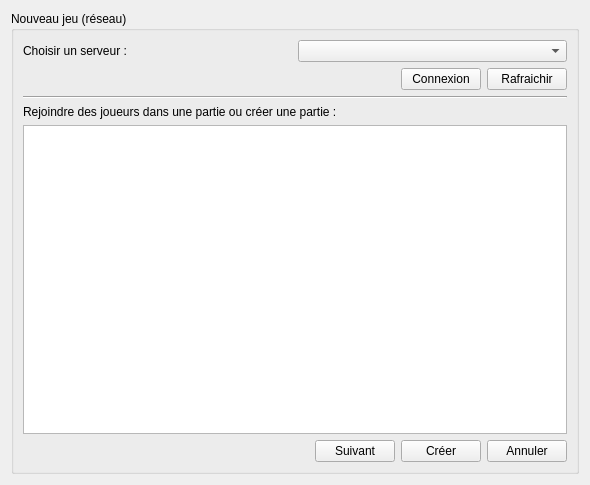
paboccard/Projet_Prog_Jeu, file StreetCar/StreetCar/NewNetworkGame.ui: the form before one commit.
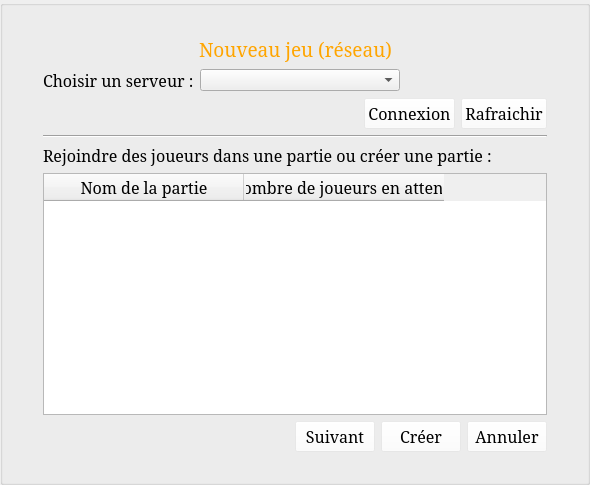
The form after the commit. Icons and pictures are not drawn.

What changed in the file:
```diff
--- a/StreetCar/StreetCar/NewNetworkGame.ui
+++ b/StreetCar/StreetCar/NewNetworkGame.ui
@@ -14,23 +14,132 @@
    <string>Form</string>
   </property>
   <layout class="QHBoxLayout" name="horizontalLayout">
+   <property name="leftMargin">
+    <number>0</number>
+   </property>
+   <property name="topMargin">
+    <number>0</number>
+   </property>
+   <property name="rightMargin">
+    <number>0</number>
+   </property>
+   <property name="bottomMargin">
+    <number>0</number>
+   </property>
    <item>
     <widget class="QGroupBox" name="groupBox">
+     <property name="styleSheet">
+      <string notr="true">#groupBox {
+	border-image: url(:/images/menu_fond);
+}
+
+#label {
+	color: orange;
+}
+
+QPushButton {
+	background-color: rgba(255, 255, 255, 50);
+}</string>
+     </property>
      <property name="title">
-      <string>Nouveau jeu (réseau)</string>
+      <string/>
      </property>
      <layout class="QVBoxLayout" name="verticalLayout">
+      <property name="leftMargin">
+       <number>40</number>
+      </property>
+      <property name="topMargin">
+       <number>30</number>
+      </property>
+      <property name="rightMargin">
+       <number>40</number>
+      </property>
+      <property name="bottomMargin">
+       <number>30</number>
+      </property>
       <item>
-       <layout class="QHBoxLayout" name="horizontalLayout_2">
+       <layout class="QHBoxLayout" name="horizontalLayout_5">
+        <property name="topMargin">
+         <number>0</number>
+        </property>
+        <item>
+         <spacer name="horizontalSpacer_3">
+          <property name="orientation">
+           <enum>Qt::Horizontal</enum>
+          </property>
+          <property name="sizeHint" stdset="0">
+           <size>
+            <width>40</width>
+            <height>20</height>
+           </size>
+          </property>
+         </spacer>
+        </item>
         <item>
          <widget class="QLabel" name="label">
+          <property name="font">
+           <font>
+            <family>Serif</family>
+            <pointsize>14</pointsize>
+           </font>
+          </property>
+          <property name="text">
+           <string>Nouveau jeu (réseau)</string>
+          </property>
+         </widget>
+        </item>
+        <item>
+         <spacer name="horizontalSpacer_4">
+          <property name="orientation">
+           <enum>Qt::Horizontal</enum>
+          </property>
+          <property name="sizeHint" stdset="0">
+           <size>
+            <width>40</width>
+            <height>20</height>
+           </size>
+          </property>
+         </spacer>
+        </item>
+       </layout>
+      </item>
+      <item>
+       <layout class="QHBoxLayout" name="horizontalLayout_2">
+        <item>
+         <widget class="QLabel" name="label_3">
+          <property name="font">
+           <font>
+            <family>Serif</family>
+            <pointsize>12</pointsize>
+           </font>
+          </property>
           <property name="text">
            <string>Choisir un serveur :</string>
           </property>
          </widget>
         </item>
         <item>
-         <widget class="QComboBox" name="comboBox"/>
+         <widget class="QComboBox" name="comboBox">
+          <property name="minimumSize">
+           <size>
+            <width>200</width>
+            <height>0</height>
+           </size>
+          </property>
+         </widget>
+        </item>
+        <item>
+         <spacer name="horizontalSpacer_5">
+          <property name="orientation">
+           <enum>Qt::Horizontal</enum>
+          </property>
+          <property name="sizeHint" stdset="0">
+           <size>
+            <width>40</width>
+            <height>20</height>
+           </size>
+          </property>
+         </spacer>
         </item>
        </layout>
       </item>
@@ -51,6 +160,12 @@
         </item>
         <item>
          <widget class="QPushButton" name="buttonConnect">
+          <property name="font">
+           <font>
+            <family>Serif</family>
+            <pointsize>12</pointsize>
+           </font>
+          </property>
           <property name="text">
            <string>Connexion</string>
           </property>
@@ -58,6 +173,12 @@
         </item>
         <item>
          <widget class="QPushButton" name="buttonRefresh">
+          <property name="font">
+           <font>
+            <family>Serif</family>
+            <pointsize>12</pointsize>
+           </font>
+          </property>
           <property name="text">
            <string>Rafraichir</string>
           </property>
@@ -74,13 +195,54 @@
       </item>
       <item>
        <widget class="QLabel" name="label_2">
+        <property name="font">
+         <font>
+          <family>Serif</family>
+          <pointsize>12</pointsize>
+         </font>
+        </property>
         <property name="text">
          <string>Rejoindre des joueurs dans une partie ou créer une partie :</string>
         </property>
        </widget>
       </item>
       <item>
-       <widget class="QTableView" name="tableView"/>
+       <widget class="QTableWidget" name="tableGame">
+        <property name="font">
+         <font>
+          <family>Serif</family>
+          <pointsize>12</pointsize>
+         </font>
+        </property>
+        <property name="columnCount">
+         <number>2</number>
+        </property>
+        <attribute name="horizontalHeaderDefaultSectionSize">
+         <number>200</number>
+        </attribute>
+        <column>
+         <property name="text">
+          <string>Nom de la partie</string>
+         </property>
+         <property name="font">
+          <font>
+           <family>Serif</family>
+           <pointsize>12</pointsize>
+          </font>
+         </property>
+        </column>
+        <column>
+         <property name="text">
+          <string>Nombre de joueurs en attente</string>
+         </property>
+         <property name="font">
+          <font>
+           <family>Serif</family>
+           <pointsize>12</pointsize>
+          </font>
+         </property>
+        </column>
+       </widget>
       </item>
       <item>
        <layout class="QHBoxLayout" name="horizontalLayout_4">
@@ -99,6 +261,12 @@
         </item>
         <item>
          <widget class="QPushButton" name="buttonNext">
+          <property name="font">
+           <font>
+            <family>Serif</family>
+            <pointsize>12</pointsize>
+           </font>
+          </property>
           <property name="text">
            <string>Suivant</string>
           </property>
@@ -106,6 +274,12 @@
         </item>
         <item>
          <widget class="QPushButton" name="buttonCreate">
+          <property name="font">
+           <font>
+            <family>Serif</family>
+            <pointsize>12</pointsize>
+           </font>
+          </property>
           <property name="text">
            <string>Créer</string>
           </property>
@@ -113,6 +287,12 @@
         </item>
         <item>
          <widget class="QPushButton" name="buttonCancel">
+          <property name="font">
+           <font>
+            <family>Serif</family>
+            <pointsize>12</pointsize>
+           </font>
+          </property>
           <property name="text">
            <string>Annuler</string>
           </property>
```
